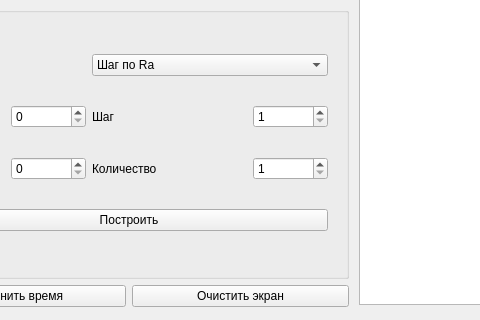
Qt form lab_04/mainwindow.ui (MyMiDiII/bmstu-cg) before a commit; both pictures show x 101 to 581 and y 516 to 836 of the 1451 by 836 pixel window.
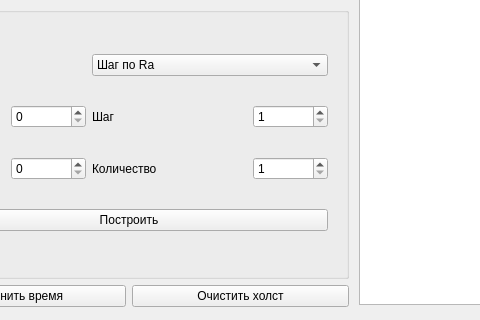
The same form after that commit.

Commit message: FIX: экран -> холст

```diff
--- a/lab_04/mainwindow.ui
+++ b/lab_04/mainwindow.ui
@@ -495,7 +495,7 @@
        <item>
         <widget class="QPushButton" name="clearBtn">
          <property name="text">
-          <string>Очистить экран</string>
+          <string>Очистить холст</string>
          </property>
         </widget>
        </item>
```
The commit also changes 1 other file.
